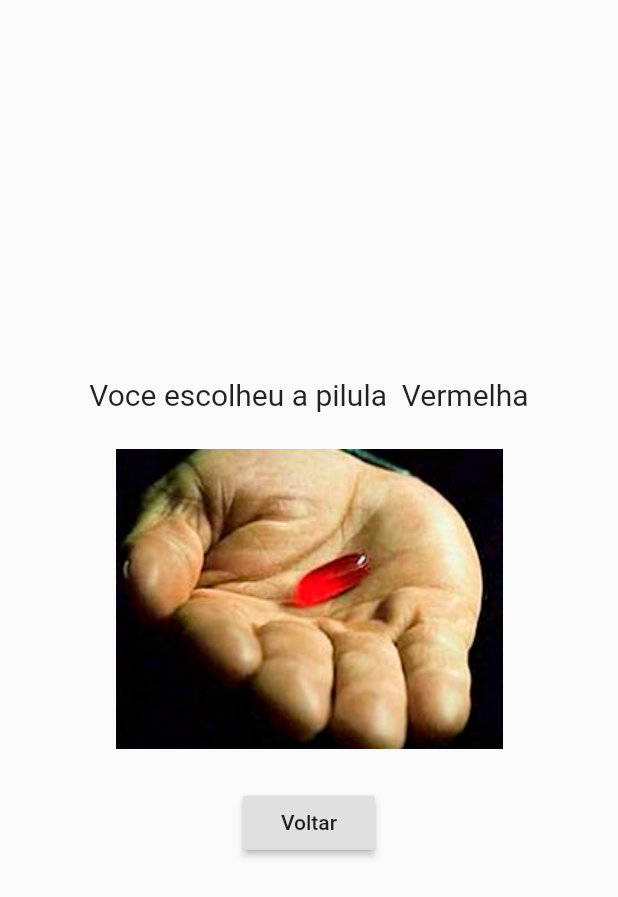
After one commit to otocampos/devmedia-pill, a Flutter app: the screen it shows after launch, after a tap on "Escolher Vermelha", on a phone screen of 412 x 824 dp. The commit adds this screen. Shown: the top 897 px of the screen. Run offline on Flutter 3.47's test engine with Material 2 defaults, Android fonts, the phone set to English and light mode, and no system bars.

Commit message:
criação de um Model para as pilulas, criaçao de uma tela unica para detalhe da pilula, passagem de valores da tela principal para a tela de detalhes

```diff
--- a/pilulas_matrix/lib/Constantes/const.dart
+++ b/pilulas_matrix/lib/Constantes/const.dart
@@ -1,4 +1,6 @@
 
+
+import 'package:pilulas_matrix/Models/Pilula.dart';
 
 class Constantes {
    //Pilula Azul
@@ -11,19 +13,25 @@ class Constantes {
 
    //Rotas
    static final String rotaPilulas='pilulas';
-   static final String rotaPilulaAzul='pilulaAzul';
-   static final String rotaPilulaVermelha='pilulaVermelha';
+   static final String rotaPilulaDetail='pilulaDetails';
+
 
 
   //Mensagens
    static final String tituloMsg='Qual a pílula que você vai escolher?';
-   static final String msgResultado='Voce escolhe a pilula ';
+   static final String msgResultado='Voce escolheu a pilula ';
 
 
+   static final String corAzul='Azul';
+   static final String corVermelha='Vermelha';
+
    //Botões
-   static final String btnPilulaAzul='Azul';
-   static final String btnPilulaVermelha='Vermelha';
+   static final String btnPilulaAzul='Escolher Azul';
+   static final String btnPilulaVermelha='Escolher Vermelha';
    static final String btnVoltar='Voltar';
+
+   static final Pilula pilulaAzul =Pilula(corAzul,imgPilulaAzul);
+   static final Pilula pilulaVermelha =Pilula(corVermelha,imgPilulaVermelha);
 
 
 
--- /dev/null
+++ b/pilulas_matrix/lib/Models/Pilula.dart
@@ -0,0 +1,8 @@
+class Pilula {
+  final String cor;
+  final String img;
+
+
+
+  Pilula(this.cor,this.img);
+}
--- a/pilulas_matrix/lib/main.dart
+++ b/pilulas_matrix/lib/main.dart
@@ -1,8 +1,7 @@
 import 'package:flutter/material.dart';
 import 'package:pilulas_matrix/Constantes/const.dart';
-import 'package:pilulas_matrix/pages/pilula_azul.dart';
-import 'package:pilulas_matrix/pages/pilula_vermelha.dart';
 import 'package:pilulas_matrix/pages/pilulas.dart';
+import 'package:pilulas_matrix/pages/pilulas_detail.dart';
 
 void main() {
   runApp(MyApp());
@@ -17,8 +16,7 @@ class MyApp extends StatelessWidget {
       initialRoute: Constantes.rotaPilulas,
       routes: {
         Constantes.rotaPilulas : (context) => Pilulas(),
-        Constantes.rotaPilulaAzul:(context) =>PilulaAzul(),
-        Constantes.rotaPilulaVermelha:(context) =>PilulaVermelha(),
+        Constantes.rotaPilulaDetail : (context) => PilulaDetail(),
       }
     );
   }
--- a/pilulas_matrix/lib/pages/pilulas.dart
+++ b/pilulas_matrix/lib/pages/pilulas.dart
@@ -1,44 +1,41 @@
 import 'package:flutter/material.dart';
 import 'package:pilulas_matrix/Constantes/const.dart';
+import 'package:pilulas_matrix/Models/Pilula.dart';
 
 class Pilulas extends StatelessWidget {
   @override
   Widget build(BuildContext context) {
-
     return Scaffold(
       body: Column(
         mainAxisAlignment: MainAxisAlignment.center,
         children: [
           Text(
-            Constantes.tituloMsg, style: TextStyle(fontSize: 24), textAlign: TextAlign.center,
+            Constantes.tituloMsg,
+            style: TextStyle(fontSize: 24),
+            textAlign: TextAlign.center,
           ),
           SizedBox(height: 25),
-          Row(
-            mainAxisAlignment: MainAxisAlignment.center,
-            children:[
+          Row(mainAxisAlignment: MainAxisAlignment.center, children: [
             RaisedButton(
-                onPressed: (){
-                  Navigator.pushNamed(context, Constantes.rotaPilulaVermelha);
-
+              onPressed: () {
+                Navigator.pushNamed(context, Constantes.rotaPilulaDetail,
+                    arguments: Constantes.pilulaVermelha);
               },
               color: Colors.red,
-                child: Text(
-                  Constantes.btnPilulaVermelha, style: TextStyle(color: Colors.white)
-                ),
+              child: Text(Constantes.btnPilulaVermelha,
+                  style: TextStyle(color: Colors.white)),
             ),
             SizedBox(width: 25),
             RaisedButton(
-                onPressed: (){
-                  Navigator.pushNamed(context, Constantes.rotaPilulaAzul);
-
+              onPressed: () {
+                Navigator.pushNamed(context, Constantes.rotaPilulaDetail,
+                    arguments: Constantes.pilulaAzul);
               },
               color: Colors.blue,
-                child: Text(
-                  Constantes.btnPilulaAzul, style: TextStyle(color: Colors.white)
-                ),
+              child: Text(Constantes.btnPilulaAzul,
+                  style: TextStyle(color: Colors.white)),
             )
-            ]
-          )
+          ])
         ],
       ),
     );
--- /dev/null
+++ b/pilulas_matrix/lib/pages/pilulas_detail.dart
@@ -0,0 +1,36 @@
+import 'package:flutter/cupertino.dart';
+import 'package:flutter/material.dart';
+import 'package:pilulas_matrix/Constantes/const.dart';
+import 'package:pilulas_matrix/Models/Pilula.dart';
+
+class PilulaDetail extends StatelessWidget {
+  @override
+  Widget build(BuildContext context) {
+    final Pilula args = ModalRoute.of(context).settings.arguments;
+
+    return Scaffold(
+        body: Center(
+          child: Column(
+            mainAxisAlignment: MainAxisAlignment.center,
+            children: [
+              args.cor != null? Text(
+          '${Constantes.msgResultado} ${args.cor}', style: TextStyle( fontSize: 20)
+          ): null,
+
+
+
+              SizedBox(height: 25),
+              Image.asset(args.img),
+              SizedBox(height: 25),
+              RaisedButton(
+                onPressed: () {
+                  Navigator.pop(context);
+                },
+                child: Text(Constantes.btnVoltar),
+              )
+            ],
+          ),
+        )
+    );
+  }
+}
```
Also changed, not shown: pilulas_matrix/lib/pages/pilula_azul.dart (deleted, +0 -28 lines), pilulas_matrix/lib/pages/pilula_vermelha.dart (deleted, +0 -28 lines), device-2020-07-09-204110.png (added), device-2020-07-09-204127.png (added), device-2020-07-09-204147.png (added). Lines whose indentation alone changed are shown as unchanged.
